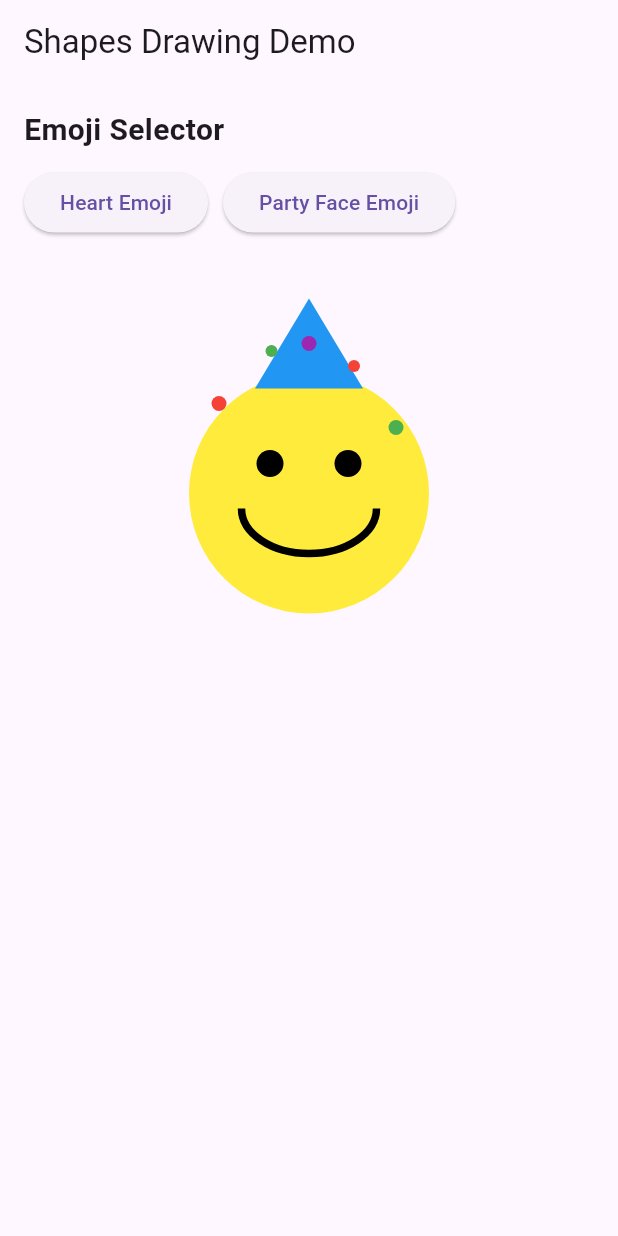
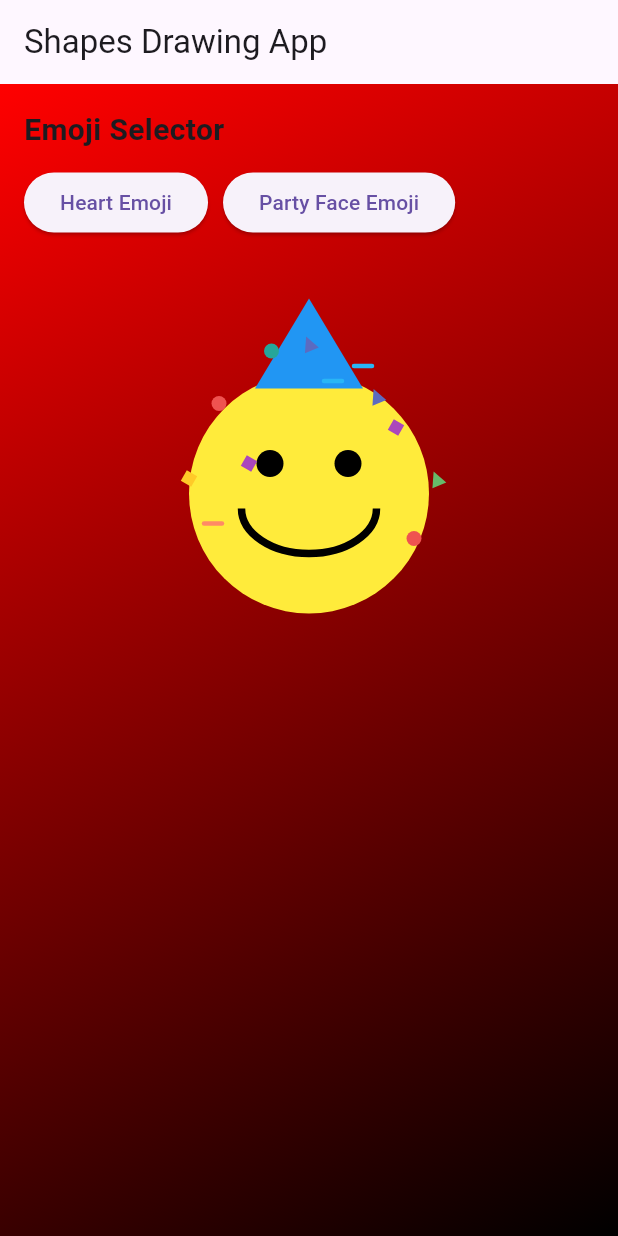
Before and after one commit to NickJohnson06/emojidrawing, a Flutter app: the screen it shows after launch, after a tap on "Party Face Emoji", on a phone screen of 412 x 824 dp. Run offline on Flutter 3.47's test engine with Material 3 defaults, Android fonts, the light colour scheme and no system bars.

Commit message:
Added enhancements to background and confetti

```diff
--- a/lib/main.dart
+++ b/lib/main.dart
@@ -1,5 +1,6 @@
 import 'package:flutter/material.dart';
 import 'dart:math';
+
 void main() {
   runApp(const ShapesDemoApp());
 }
@@ -10,12 +11,13 @@
   @override
   Widget build(BuildContext context) {
     return MaterialApp(
-      title: 'Shapes Drawing Demo',
+      title: 'Shapes Drawing App',
       theme: ThemeData(
         primarySwatch: Colors.blue,
         useMaterial3: true,
       ),
       home: const ShapesDemoScreen(),
+      debugShowCheckedModeBanner: false,
     );
   }
 }
@@ -33,10 +35,22 @@
   @override
   Widget build(BuildContext context) {
     return Scaffold(
-      appBar: AppBar(
-        title: const Text('Shapes Drawing Demo'),
+      appBar: AppBar(title: const Text('Shapes Drawing App')),
+      // Gradient background for screen
+      body: Container(
+        decoration: const BoxDecoration(
+
+          gradient: LinearGradient(
+            begin: Alignment.topLeft,
+            end: Alignment.bottomRight,
+            colors: [
+              Color.fromARGB(255, 255, 0, 0), // red
+              Color.fromARGB(255, 0, 0, 0), // black
+            ],
           ),
-      body: SingleChildScrollView(
+        ),
+        constraints: const BoxConstraints.expand(),
+        child: SingleChildScrollView(
           padding: const EdgeInsets.all(16.0),
           child: Column(
             crossAxisAlignment: CrossAxisAlignment.start,
@@ -49,20 +63,12 @@
               Row(
                 children: [
                   ElevatedButton(
-                  onPressed: () {
-                    setState(() {
-                      selectedEmoji = 'heart';
-                    });
-                  },
+                    onPressed: () => setState(() => selectedEmoji = 'heart'),
                     child: const Text('Heart Emoji'),
                   ),
                   const SizedBox(width: 10),
                   ElevatedButton(
-                  onPressed: () {
-                    setState(() {
-                      selectedEmoji = 'party';
-                    });
-                  },
+                    onPressed: () => setState(() => selectedEmoji = 'party'),
                     child: const Text('Party Face Emoji'),
                   ),
                 ],
@@ -71,13 +77,13 @@
               SizedBox(
                 height: 300,
                 child: CustomPaint(
-                painter: selectedEmoji == 'heart'
-                    ? HeartPainter()
-                    : PartyFacePainter(),
+                  painter:
+                      selectedEmoji == 'heart' ? HeartPainter() : PartyFacePainter(),
                   size: const Size(double.infinity, 300),
                 ),
               ),
             ],
+          ),
         ),
       ),
     );
@@ -87,7 +93,6 @@
 class BasicShapesPainter extends CustomPainter {
   @override
   void paint(Canvas canvas, Size size) {
-    // Determine the center of the canvas
     final centerX = size.width / 2;
     final centerY = size.height / 2;
     final squareOffset = Offset(centerX - 80, centerY);
@@ -98,53 +103,39 @@
     final lineEnd = Offset(centerX - 140, centerY + 50);
     final ovalOffset = Offset(centerX + 160, centerY);
 
-    // Draw a square
-    final squarePaint = Paint()
-      ..color = Colors.blue
-      ..style = PaintingStyle.fill;
+    final squarePaint = Paint()..color = Colors.blue;
     canvas.drawRect(
       Rect.fromCenter(center: squareOffset, width: 60, height: 60),
       squarePaint,
     );
 
-    // Draw a circle
-    final circlePaint = Paint()
-      ..color = Colors.red
-      ..style = PaintingStyle.fill;
+    final circlePaint = Paint()..color = Colors.red;
     canvas.drawCircle(circleOffset, 30, circlePaint);
 
-    // Draw an arc
     final arcPaint = Paint()
       ..color = Colors.green
       ..style = PaintingStyle.stroke
       ..strokeWidth = 5;
     canvas.drawArc(
       Rect.fromCenter(center: arcOffset, width: 60, height: 60),
-      0, // start angle in radians
-      2.1, // sweep angle in radians (about 120 degrees)
-      false, // whether to use center
+      0,
+      2.1,
+      false,
       arcPaint,
     );
 
-    // Draw a rectangle
-    final rectPaint = Paint()
-      ..color = Colors.orange
-      ..style = PaintingStyle.fill;
+    final rectPaint = Paint()..color = Colors.orange;
     canvas.drawRect(
       Rect.fromCenter(center: rectOffset, width: 80, height: 40),
       rectPaint,
     );
 
-    // Draw a line
     final linePaint = Paint()
       ..color = Colors.purple
       ..strokeWidth = 3;
     canvas.drawLine(lineStart, lineEnd, linePaint);
 
-    // Draw an oval
-    final ovalPaint = Paint()
-      ..color = Colors.teal
-      ..style = PaintingStyle.fill;
+    final ovalPaint = Paint()..color = Colors.teal;
     canvas.drawOval(
       Rect.fromCenter(center: ovalOffset, width: 80, height: 40),
       ovalPaint,
@@ -152,9 +143,7 @@
   }
 
   @override
-  bool shouldRepaint(covariant CustomPainter oldDelegate) {
-    return false;
-  }
+  bool shouldRepaint(covariant CustomPainter oldDelegate) => false;
 }
 
 class CombinedShapesPainter extends CustomPainter {
@@ -163,29 +152,27 @@
     final centerX = size.width / 2;
     final centerY = size.height / 2;
 
-    // Background gradient
     final backgroundGradient = RadialGradient(
       center: Alignment.center,
       radius: 0.8,
-      colors: [Colors.blue.shade100, Colors.white],
+      colors: [const Color.fromARGB(255, 0, 0, 0), Colors.white],
     );
     canvas.drawRect(
       Rect.fromLTWH(0, 0, size.width, size.height),
-      Paint()..shader = backgroundGradient.createShader(Rect.fromLTWH(0, 0, size.width, size.height)),
+      Paint()
+        ..shader = backgroundGradient.createShader(
+          Rect.fromLTWH(0, 0, size.width, size.height),
+        ),
     );
 
-    // Draw a sun (circle with rays)
-    final sunPaint = Paint()
-      ..color = Colors.yellow
-      ..style = PaintingStyle.fill;
+    final sunPaint = Paint()..color = Colors.yellow;
     canvas.drawCircle(Offset(centerX, centerY - 40), 40, sunPaint);
 
-    // Sun rays (lines)
     final rayPaint = Paint()
       ..color = Colors.yellow
       ..strokeWidth = 3;
     for (int i = 0; i < 8; i++) {
-      final angle = i * (pi / 4); // Use pi from dart:math
+      final angle = i * (pi / 4);
       final dx = cos(angle) * 60;
       final dy = sin(angle) * 60;
       canvas.drawLine(
@@ -195,18 +182,13 @@
       );
     }
 
-    // Draw a house (square with triangle roof)
-    final housePaint = Paint()
-      ..color = Colors.brown
-      ..style = PaintingStyle.fill;
+    final housePaint = Paint()..color = Colors.brown;
     canvas.drawRect(
       Rect.fromCenter(center: Offset(centerX, centerY + 40), width: 80, height: 80),
       housePaint,
     );
 
-    final roofPaint = Paint()
-      ..color = Colors.red
-      ..style = PaintingStyle.fill;
+    final roofPaint = Paint()..color = Colors.red;
     final roofPath = Path()
       ..moveTo(centerX - 60, centerY)
       ..lineTo(centerX + 60, centerY)
@@ -214,19 +196,13 @@
       ..close();
     canvas.drawPath(roofPath, roofPaint);
 
-    // Draw a door (rectangle)
-    final doorPaint = Paint()
-      ..color = Colors.blueGrey
-      ..style = PaintingStyle.fill;
+    final doorPaint = Paint()..color = Colors.blueGrey;
     canvas.drawRect(
       Rect.fromCenter(center: Offset(centerX, centerY + 60), width: 30, height: 50),
       doorPaint,
     );
 
-    // Draw windows (squares)
-    final windowPaint = Paint()
-      ..color = Colors.blue.shade200
-      ..style = PaintingStyle.fill;
+    final windowPaint = Paint()..color = Colors.blue.shade200;
     canvas.drawRect(
       Rect.fromCenter(center: Offset(centerX - 25, centerY + 20), width: 20, height: 20),
       windowPaint,
@@ -238,9 +214,7 @@
   }
 
   @override
-  bool shouldRepaint(covariant CustomPainter oldDelegate) {
-    return false;
-  }
+  bool shouldRepaint(covariant CustomPainter oldDelegate) => false;
 }
 
 class StyledShapesPainter extends CustomPainter {
@@ -249,24 +223,19 @@
     final centerX = size.width / 2;
     final centerY = size.height / 2;
 
-    // Draw a gradient-filled rectangle
-    final rectGradient = LinearGradient(
+    final rectGradient = const LinearGradient(
       begin: Alignment.centerLeft,
       end: Alignment.centerRight,
       colors: [Colors.red, Colors.blue],
     );
-    final rect = Rect.fromCenter(center: Offset(centerX, centerY - 100), width: 200, height: 60);
+    final rect =
+        Rect.fromCenter(center: Offset(centerX, centerY - 100), width: 200, height: 60);
     canvas.drawRect(
       rect,
-      Paint()
-        ..shader = rectGradient.createShader(rect)
-        ..style = PaintingStyle.fill,
+      Paint()..shader = rectGradient.createShader(rect),
     );
 
-    // Draw a circle with a border
-    final circlePaint = Paint()
-      ..color = Colors.green
-      ..style = PaintingStyle.fill;
+    final circlePaint = Paint()..color = Colors.green;
     final circleBorderPaint = Paint()
       ..color = Colors.black
       ..style = PaintingStyle.stroke
@@ -274,22 +243,17 @@
     canvas.drawCircle(Offset(centerX - 80, centerY), 40, circlePaint);
     canvas.drawCircle(Offset(centerX - 80, centerY), 40, circleBorderPaint);
 
-    // Draw a transparent oval
-    final ovalPaint = Paint()
-      ..color = Colors.purple.withOpacity(0.5)
-      ..style = PaintingStyle.fill;
+    final ovalPaint = Paint()..color = Colors.purple.withOpacity(0.5);
     canvas.drawOval(
       Rect.fromCenter(center: Offset(centerX + 80, centerY), width: 100, height: 60),
       ovalPaint,
     );
 
-    // Draw a dashed line using a custom path effect
     final dashPaint = Paint()
       ..color = Colors.orange
       ..strokeWidth = 3
       ..style = PaintingStyle.stroke;
 
-    // We draw a series of short lines and spaces
     final path = Path();
     double startX = centerX - 100;
     const dashLength = 10.0;
@@ -301,14 +265,14 @@
     }
     canvas.drawPath(path, dashPaint);
 
-    // Draw a gradient arc
-    final arcGradient = SweepGradient(
+    final arcGradient = const SweepGradient(
       center: Alignment.centerRight,
       startAngle: 0,
-      endAngle: pi, // Use pi from dart:math
+      endAngle: pi,
       colors: [Colors.red, Colors.yellow, Colors.green],
     );
-    final arcRect = Rect.fromCenter(center: Offset(centerX, centerY + 100), width: 120, height: 120);
+    final arcRect =
+        Rect.fromCenter(center: Offset(centerX, centerY + 100), width: 120, height: 120);
     final arcPaint = Paint()
       ..shader = arcGradient.createShader(arcRect)
       ..style = PaintingStyle.stroke
@@ -316,31 +280,26 @@
       ..strokeCap = StrokeCap.round;
     canvas.drawArc(
       Rect.fromCenter(center: Offset(centerX, centerY + 100), width: 100, height: 100),
-      0, // start angle
-      2.5, // sweep angle
+      0,
+      2.5,
       false,
       arcPaint,
     );
   }
 
   @override
-  bool shouldRepaint(covariant CustomPainter oldDelegate) {
-    return false;
-  }
+  bool shouldRepaint(covariant CustomPainter oldDelegate) => false;
 }
 
 class HeartPainter extends CustomPainter {
   @override
   void paint(Canvas canvas, Size size) {
-    final paint = Paint()
-      ..color = Colors.red
-      ..style = PaintingStyle.fill;
+    final paint = Paint()..color = Colors.red;
 
     final path = Path();
     final centerX = size.width / 2;
     final centerY = size.height / 2;
 
-    // Heart path (two lobes meeting at a point)
     path.moveTo(centerX, centerY + 40);
     path.cubicTo(
       centerX - 60, centerY - 20,
@@ -363,29 +322,27 @@
 class PartyFacePainter extends CustomPainter {
   @override
   void paint(Canvas canvas, Size size) {
-    final centerX = size.width / 2;
-    final centerY = size.height / 2;
+    final center = Offset(size.width / 2, size.height / 2);
+    const faceRadius = 80.0;
 
     // Face
-    final facePaint = Paint()
-      ..color = Colors.yellow
-      ..style = PaintingStyle.fill;
-    canvas.drawCircle(Offset(centerX, centerY), 80, facePaint);
+    final facePaint = Paint()..color = Colors.yellow;
+    canvas.drawCircle(center, faceRadius, facePaint);
 
     // Eyes
     final eyePaint = Paint()..color = Colors.black;
-    canvas.drawCircle(Offset(centerX - 26, centerY - 20), 9, eyePaint);
-    canvas.drawCircle(Offset(centerX + 26, centerY - 20), 9, eyePaint);
+    canvas.drawCircle(center.translate(-26, -20), 9, eyePaint);
+    canvas.drawCircle(center.translate(26, -20), 9, eyePaint);
 
-    // Smile (arc)
+    // Smile
     final smilePaint = Paint()
       ..color = Colors.black
       ..style = PaintingStyle.stroke
       ..strokeWidth = 5;
     canvas.drawArc(
-      Rect.fromCenter(center: Offset(centerX, centerY + 10), width: 90, height: 60),
-      0,          // start angle (radians)
-      3.14159,    // pi radians
+      Rect.fromCenter(center: center.translate(0, 10), width: 90, height: 60),
+      0,
+      pi,
       false,
       smilePaint,
     );
@@ -393,22 +350,95 @@
     // Party Hat (triangle)
     final hatPaint = Paint()..color = Colors.blue;
     final hatPath = Path()
-      ..moveTo(centerX - 36, centerY - 70)
-      ..lineTo(centerX + 36, centerY - 70)
-      ..lineTo(centerX,       centerY - 130)
+      ..moveTo(center.dx - 36, center.dy - 70)
+      ..lineTo(center.dx + 36, center.dy - 70)
+      ..lineTo(center.dx,       center.dy - 130)
       ..close();
     canvas.drawPath(hatPath, hatPaint);
 
-    // Confetti (simple dots)
-    final confetti1 = Paint()..color = Colors.red;
-    final confetti2 = Paint()..color = Colors.green;
-    final confetti3 = Paint()..color = Colors.purple;
+    // confetti
+    final colors = <Color>[
+      const Color(0xFFEF5350), // red
+      const Color(0xFFAB47BC), // purple
+      const Color(0xFF5C6BC0), // indigo
+      const Color(0xFF29B6F6), // light blue
+      const Color(0xFF26A69A), // teal
+      const Color(0xFFFFCA28), // amber
+      const Color(0xFF66BB6A), // green
+      const Color(0xFFFF8A65), // orange
+    ];
 
-    canvas.drawCircle(Offset(centerX - 60, centerY - 60), 5, confetti1);
-    canvas.drawCircle(Offset(centerX + 58, centerY - 44), 5, confetti2);
-    canvas.drawCircle(Offset(centerX,      centerY - 100), 5, confetti3);
-    canvas.drawCircle(Offset(centerX + 30, centerY - 85), 4, confetti1);
-    canvas.drawCircle(Offset(centerX - 25, centerY - 95), 4, confetti2);
+    // helpers
+    void dot(Offset p, double r, Color c) {
+      canvas.drawCircle(p, r, Paint()..color = c);
+    }
+
+    void square(Offset p, double s, Color c) {
+      final rect = Rect.fromCenter(center: p, width: s, height: s);
+      canvas.save();
+      canvas.translate(p.dx, p.dy);
+      canvas.rotate(pi / 6); // slight tilt
+      canvas.translate(-p.dx, -p.dy);
+      canvas.drawRect(rect, Paint()..color = c);
+      canvas.restore();
+    }
+
+    void triangle(Offset p, double s, Color c) {
+      final t = Path()
+        ..moveTo(p.dx, p.dy - s)
+        ..lineTo(p.dx - s, p.dy + s)
+        ..lineTo(p.dx + s, p.dy + s)
+        ..close();
+      canvas.save();
+      canvas.translate(p.dx, p.dy);
+      canvas.rotate(-pi / 8);
+      canvas.translate(-p.dx, -p.dy);
+      canvas.drawPath(t, Paint()..color = c);
+      canvas.restore();
+    }
+
+    void strip(Offset p, double w, double len, Color c) {
+      final paint = Paint()
+        ..color = c
+        ..strokeWidth = w
+        ..strokeCap = StrokeCap.round;
+      canvas.drawLine(p, p.translate(len, 0), paint);
+    }
+
+    // Positions around the face
+    final points = <Offset>[
+      center.translate(-60, -60),
+      center.translate(58, -44),
+      center.translate(0, -100),
+      center.translate(30, -85),
+      center.translate(-25, -95),
+      center.translate(-80, -10),
+      center.translate(85, -10),
+      center.translate(-70, 20),
+      center.translate(70, 30),
+      center.translate(-40, -20),
+      center.translate(45, -65),
+      center.translate(10, -75),
+    ];
+
+    // Draw a mix of shapes
+    for (int i = 0; i < points.length; i++) {
+      final c = colors[i % colors.length];
+      switch (i % 4) {
+        case 0:
+          dot(points[i], 5, c);
+          break;
+        case 1:
+          square(points[i], 8, c);
+          break;
+        case 2:
+          triangle(points[i], 5, c);
+          break;
+        case 3:
+          strip(points[i], 3, 12, c);
+          break;
+      }
+    }
   }
 
   @override
```
Also changed, not shown: 10 other files. Lines whose indentation alone changed are shown as unchanged.
